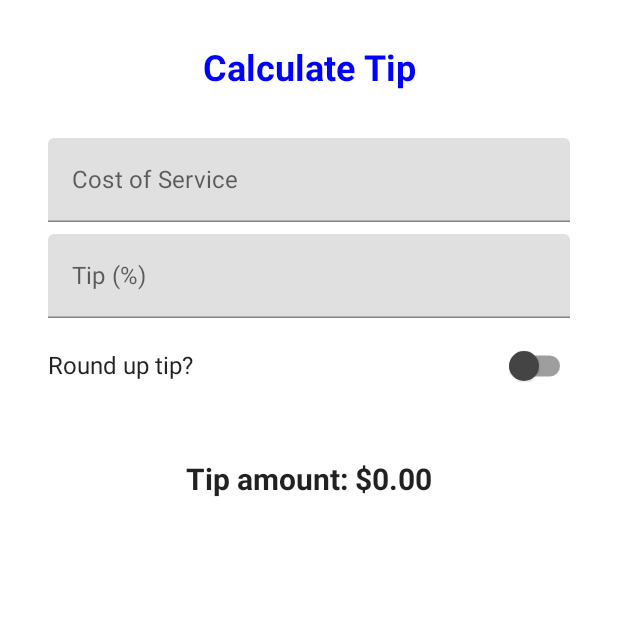
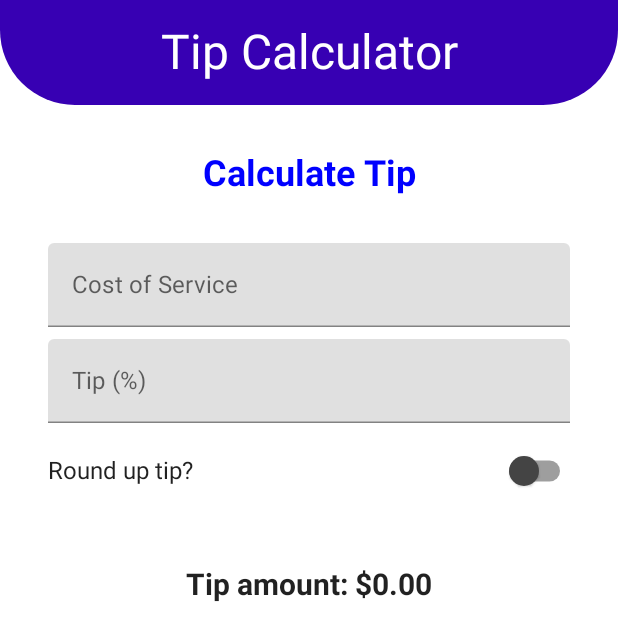
Before and after one commit to gdscjec/TipCalculator, an Android app built with Jetpack Compose: the @Preview function DefaultPreview, on a phone screen of 412 x 824 dp. Shown: the top 641 px of the screen. Run offline under Robolectric (Android 15) with nearby library versions, the phone set to English and light mode, and no system bars.

Commit message:
Top Bar Added

```diff
--- a/app/src/main/java/com/agkminds/tipcalculator/MainActivity.kt
+++ b/app/src/main/java/com/agkminds/tipcalculator/MainActivity.kt
@@ -5,18 +5,19 @@ import androidx.activity.ComponentActivity
 import androidx.activity.compose.setContent
 import androidx.annotation.StringRes
 import androidx.annotation.VisibleForTesting
-import androidx.compose.foundation.Image
+import androidx.compose.foundation.background
 import androidx.compose.foundation.layout.*
+import androidx.compose.foundation.shape.RoundedCornerShape
 import androidx.compose.foundation.text.KeyboardActions
 import androidx.compose.foundation.text.KeyboardOptions
 import androidx.compose.material.*
 import androidx.compose.runtime.*
 import androidx.compose.ui.Alignment
 import androidx.compose.ui.Modifier
+import androidx.compose.ui.draw.clip
 import androidx.compose.ui.focus.FocusDirection
 import androidx.compose.ui.graphics.Color
 import androidx.compose.ui.platform.LocalFocusManager
-import androidx.compose.ui.res.painterResource
 import androidx.compose.ui.res.stringResource
 import androidx.compose.ui.text.font.FontWeight
 import androidx.compose.ui.text.input.ImeAction
@@ -27,7 +28,6 @@ import androidx.compose.ui.unit.sp
 import com.agkminds.tipcalculator.ui.theme.TipCalculatorTheme
 import java.text.NumberFormat
 import kotlin.math.ceil
-import kotlin.math.floor
 
 class MainActivity : ComponentActivity() {
     override fun onCreate(savedInstanceState: Bundle?) {
@@ -45,6 +45,15 @@ class MainActivity : ComponentActivity() {
 }
 
 @Composable
+fun TipCalculatorApp() {
+    Scaffold(
+        topBar = { TopBar() },
+        content = { TipTimeScreen() }
+    )
+}
+
+
+@Composable
 fun TipTimeScreen() {
     var amountInput by remember { mutableStateOf("") }
     var tipInput by remember { mutableStateOf("") }
@@ -56,6 +65,7 @@ fun TipTimeScreen() {
     val focusManager = LocalFocusManager.current
 
     val tip = calculateTip(amount, tipPercent, roundUp)
+
 
     Column(modifier = Modifier
         .padding(32.dp),
@@ -140,6 +150,20 @@ fun RoundTheTipRow(
     }
 }
 
+@Composable
+fun TopBar(modifier: Modifier = Modifier) {
+    Box(modifier = modifier
+        .fillMaxWidth()
+        .clip(RoundedCornerShape(bottomStart = 50.dp, bottomEnd = 50.dp))
+        .height(70.dp)
+        .background(MaterialTheme.colors.primaryVariant),
+        contentAlignment = Alignment.Center) {
+        Text(text = "Tip Calculator",
+            fontSize = 32.sp,
+            color = Color.White)
+    }
+}
+
 @VisibleForTesting
 internal fun calculateTip(
     amount: Double,
@@ -157,6 +181,6 @@ internal fun calculateTip(
 @Composable
 fun DefaultPreview() {
     TipCalculatorTheme {
-        TipTimeScreen()
+        TipCalculatorApp()
     }
 }
```
